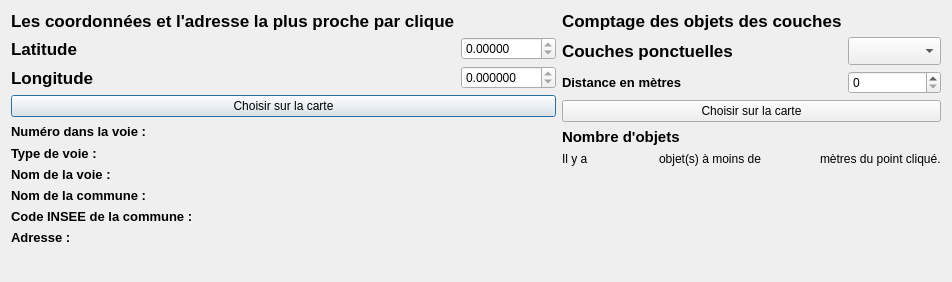
Qt form tp_qgis_tsi_dialog_base.ui (AdnanBenaboud/Tp-Qgis-TSI) before a commit.
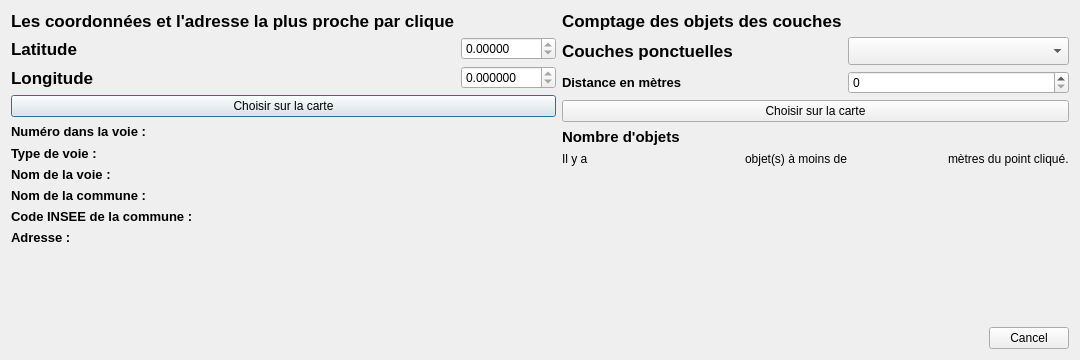
The same form after that commit. Custom widgets are drawn as their Qt base class.

Commit message: Ajout de gestion des condition sur les adresses si une adresse n'a pas été trouvé

Diff of the .ui file:
```diff
--- a/tp_qgis_tsi_dialog_base.ui
+++ b/tp_qgis_tsi_dialog_base.ui
@@ -6,8 +6,8 @@
    <rect>
     <x>0</x>
     <y>0</y>
-    <width>888</width>
-    <height>282</height>
+    <width>1080</width>
+    <height>360</height>
    </rect>
   </property>
   <property name="windowTitle">
@@ -395,6 +395,13 @@
        </property>
       </spacer>
      </item>
+     <item>
+      <widget class="QDialogButtonBox" name="buttonBox">
+       <property name="standardButtons">
+        <set>QDialogButtonBox::Cancel</set>
+       </property>
+      </widget>
+     </item>
     </layout>
    </item>
   </layout>
```
Left out of the diff: 19 changed lines with no effect on the pictures. The commit also changes 2 other files.
